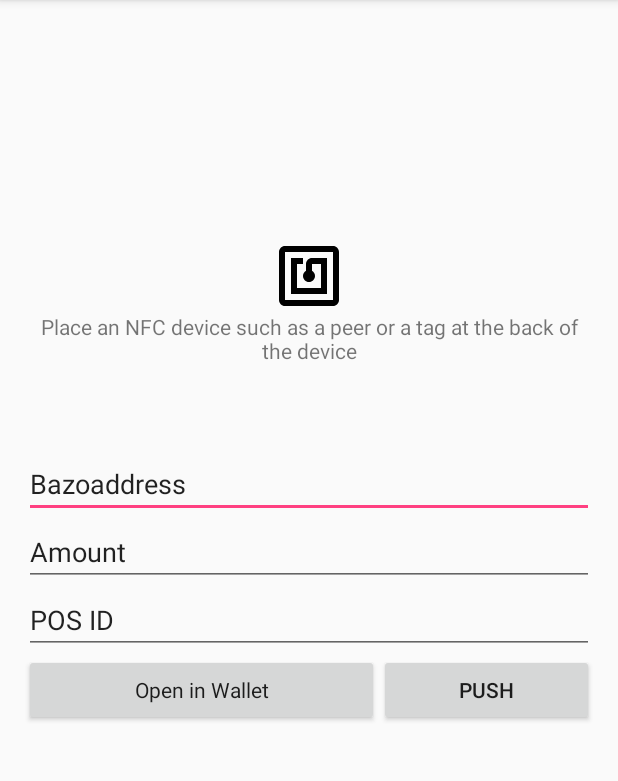
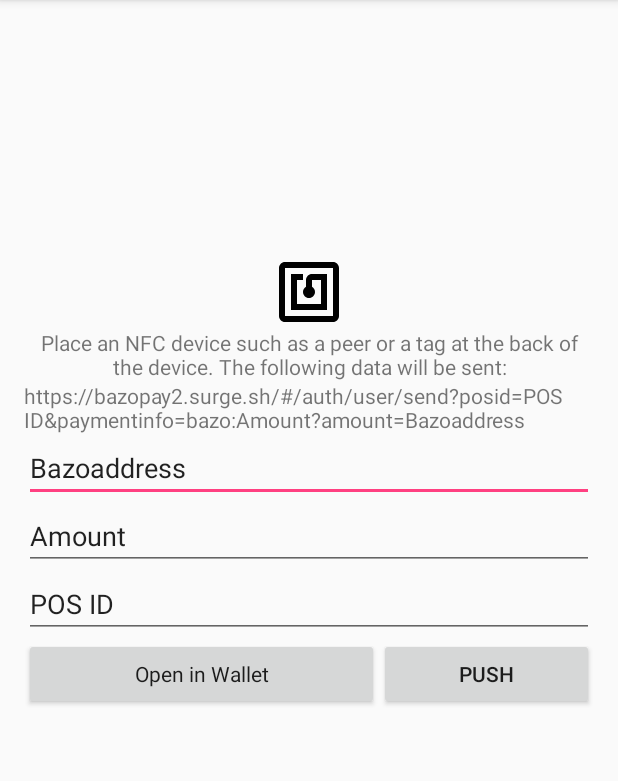
Before and after one commit to jvdassen/NFCBridge, an Android app: the screen it shows after launch (MainActivity), after a tap on "PUSH", on a phone screen of 412 x 824 dp, the part 84-865 px from its top. Run offline under Robolectric (Android 15) with nearby library versions, the phone set to English and light mode, and no system bars; 1 statement that could not run was skipped.

```diff
--- a/app/src/main/java/ch/uzh/csg/nfcbridge/MainActivity.java
+++ b/app/src/main/java/ch/uzh/csg/nfcbridge/MainActivity.java
@@ -10,6 +10,7 @@ import android.os.Bundle;
 import android.view.View;
 import android.widget.Button;
 import android.widget.EditText;
+import android.widget.TextView;
 
 import java.util.List;
 
@@ -18,7 +19,7 @@ public class MainActivity extends AppCompatActivity {
     EditText textAmount;
     EditText textAddress;
     EditText textPOSId;
-
+    TextView toBeSentDisplay;
     @Override
     protected void onCreate(Bundle savedInstanceState) {
         super.onCreate(savedInstanceState);
@@ -27,6 +28,7 @@ public class MainActivity extends AppCompatActivity {
         textAmount = (EditText) findViewById(R.id.transaction_amount);
         textAddress = (EditText) findViewById(R.id.transaction_address);
         textPOSId = (EditText) findViewById(R.id.posid);
+        toBeSentDisplay = (TextView) findViewById(R.id.message_to_send);
 
         submitBtn = (Button) findViewById(R.id.submit_btn);
         pushBtn = (Button) findViewById(R.id.push_btn);
@@ -64,17 +66,9 @@ public class MainActivity extends AppCompatActivity {
                                 textAddress.getText().toString(),
                                 textPOSId.getText().toString()
                         );
-                        try {
-                            Uri data = getIntent().getData();
+                        NdefRecord urlRecord = new NdefRecord(encodedTransaction.getBytes());
 
-                            List<String> params = data.getPathSegments();
-                            if (params.size() > 0) {
-                                parseIntentParameters(params);
-                            }
-                        } catch (Exception e){
-
-                        }
-
+                        toBeSentDisplay.setText(encodedTransaction);
                     }
                 }
         );
--- a/app/src/main/res/layout/activity_main.xml
+++ b/app/src/main/res/layout/activity_main.xml
@@ -30,9 +30,15 @@
         <TextView
             android:id="@+id/textView"
             android:layout_width="match_parent"
-            android:layout_height="92dp"
+            android:layout_height="wrap_content"
             android:text="@string/description_label"
             android:textAlignment="center" />
+
+        <TextView
+            android:id="@+id/message_to_send"
+            android:layout_width="match_parent"
+            android:layout_height="wrap_content"
+            android:text="TextView" />
 
         <LinearLayout
             android:layout_width="match_parent"
--- a/app/src/main/res/values/strings.xml
+++ b/app/src/main/res/values/strings.xml
@@ -1,6 +1,6 @@
 <resources>
     <string name="app_name">NFC Bridge</string>
-    <string name="description_label">Place an NFC device such as a peer or a tag at the back of the device</string>
+    <string name="description_label">Place an NFC device such as a peer or a tag at the back of the device. The following data will be sent:</string>
     <string name="nfc">NFC</string>
     <string name="amount">Amount</string>
     <string name="nfc_received_label">An NDEF message was read:</string>
```
